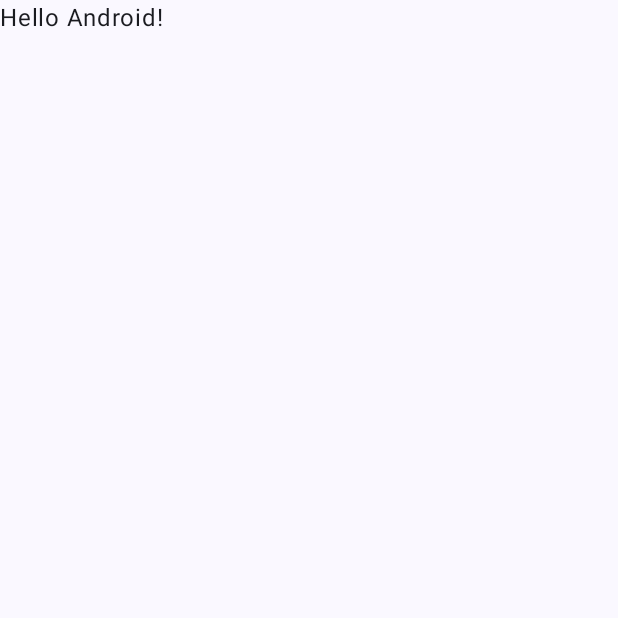
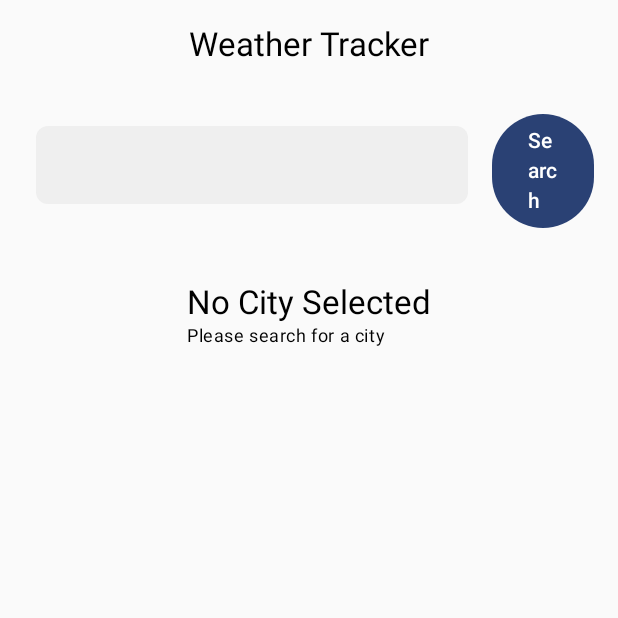
Before and after one commit to StevenNguyenUIT/WeatherAppTest, an Android app built with Jetpack Compose: the screen it shows after launch (MainActivity), on a phone screen of 412 x 824 dp, the top half of it. Before the commit the part shown is almost empty. Run offline under Robolectric (Android 15) with nearby library versions, the phone set to English and light mode, and no system bars.

Commit message:
function done

```diff
--- a/app/src/main/AndroidManifest.xml
+++ b/app/src/main/AndroidManifest.xml
@@ -1,8 +1,10 @@
 <?xml version="1.0" encoding="utf-8"?>
 <manifest xmlns:android="http://schemas.android.com/apk/res/android"
     xmlns:tools="http://schemas.android.com/tools">
+    <uses-permission android:name="android.permission.INTERNET"/>
 
     <application
+        android:name=".WeatherTrackerApp"
         android:allowBackup="true"
         android:dataExtractionRules="@xml/data_extraction_rules"
         android:fullBackupContent="@xml/backup_rules"
--- a/app/src/main/java/com/nhinhnguyenuit/weatherapptest/MainActivity.kt
+++ b/app/src/main/java/com/nhinhnguyenuit/weatherapptest/MainActivity.kt
@@ -4,14 +4,14 @@ import android.os.Bundle
 import androidx.activity.ComponentActivity
 import androidx.activity.compose.setContent
 import androidx.activity.enableEdgeToEdge
-import androidx.compose.foundation.layout.fillMaxSize
-import androidx.compose.foundation.layout.padding
-import androidx.compose.material3.Scaffold
 import androidx.compose.material3.Text
 import androidx.compose.runtime.Composable
 import androidx.compose.ui.Modifier
 import androidx.compose.ui.tooling.preview.Preview
-import com.nhinhnguyenuit.weatherapptest.presentation.ui.theme.WeatherAppTestTheme
+import com.nhinhnguyenuit.weatherapptest.presentation.theme.WeatherAppTestTheme
+import com.nhinhnguyenuit.weatherapptest.presentation.ui.HomeScreen
+import com.nhinhnguyenuit.weatherapptest.presentation.viewmodel.WeatherViewModel
+import org.koin.androidx.compose.koinViewModel
 
 class MainActivity : ComponentActivity() {
     override fun onCreate(savedInstanceState: Bundle?) {
@@ -19,16 +19,17 @@ class MainActivity : ComponentActivity() {
         enableEdgeToEdge()
         setContent {
             WeatherAppTestTheme {
-                Scaffold(modifier = Modifier.fillMaxSize()) { innerPadding ->
-                    Greeting(
-                        name = "Android",
-                        modifier = Modifier.padding(innerPadding)
-                    )
-                }
+                val viewModel = koinViewModel<WeatherViewModel>()
+                HomeScreen(viewModel = viewModel)
             }
         }
     }
 }
+
+//                Scaffold(modifier = Modifier.fillMaxSize()) { innerPadding ->
+//                    val viewModel: WeatherViewModel = koinViewModel()
+//                    HomeScreen(viewModel = viewModel)
+//                }
 
 @Composable
 fun Greeting(name: String, modifier: Modifier = Modifier) {
--- /dev/null
+++ b/app/src/main/java/com/nhinhnguyenuit/weatherapptest/WeatherTrackerApp.kt
@@ -0,0 +1,20 @@
+package com.nhinhnguyenuit.weatherapptest
+
+import android.app.Application
+import com.nhinhnguyenuit.weatherapptest.di.dataStoreModule
+import com.nhinhnguyenuit.weatherapptest.di.netWorkModule
+import com.nhinhnguyenuit.weatherapptest.di.repositoryModule
+import com.nhinhnguyenuit.weatherapptest.di.useCaseModule
+import com.nhinhnguyenuit.weatherapptest.di.viewModelModule
+import org.koin.android.ext.koin.androidContext
+import org.koin.core.context.startKoin
+
+class WeatherTrackerApp: Application() {
+    override fun onCreate() {
+        super.onCreate()
+        startKoin{
+            androidContext(this@WeatherTrackerApp)
+            modules(listOf(netWorkModule, repositoryModule, useCaseModule, dataStoreModule, viewModelModule))
+        }
+    }
+}
--- /dev/null
+++ b/app/src/main/java/com/nhinhnguyenuit/weatherapptest/data/network/WeatherApi.kt
@@ -0,0 +1,13 @@
+package com.nhinhnguyenuit.weatherapptest.data.network
+
+import com.nhinhnguyenuit.weatherapptest.data.model.WeatherResponse
+import retrofit2.http.GET
+import retrofit2.http.Query
+
+interface WeatherApi {
+    @GET("current.json")
+    suspend fun getWeather(
+        @Query("key") apiKey: String,
+        @Query("q") city: String
+    ): WeatherResponse
+}
--- /dev/null
+++ b/app/src/main/java/com/nhinhnguyenuit/weatherapptest/data/repository/WeatherRepository.kt
@@ -0,0 +1,7 @@
+package com.nhinhnguyenuit.weatherapptest.data.repository
+
+import com.nhinhnguyenuit.weatherapptest.data.model.WeatherResponse
+
+interface WeatherRepository {
+    suspend fun fetchWeather(city: String): WeatherResponse
+}
--- /dev/null
+++ b/app/src/main/java/com/nhinhnguyenuit/weatherapptest/data/repository/WeatherRepositoryImpl.kt
@@ -0,0 +1,10 @@
+package com.nhinhnguyenuit.weatherapptest.data.repository
+
+import com.nhinhnguyenuit.weatherapptest.data.network.WeatherApi
+import com.nhinhnguyenuit.weatherapptest.data.model.WeatherResponse
+
+class WeatherRepositoryImpl(private val api: WeatherApi) : WeatherRepository {
+    override suspend fun fetchWeather(city: String): WeatherResponse {
+        return api.getWeather(apiKey = "c9c1cac49aa7471c8b8150253242012", city = city)
+    }
+}
--- /dev/null
+++ b/app/src/main/java/com/nhinhnguyenuit/weatherapptest/di/AppModules.kt
@@ -0,0 +1,41 @@
+package com.nhinhnguyenuit.weatherapptest.di
+
+import com.nhinhnguyenuit.weatherapptest.data.network.WeatherApi
+import com.nhinhnguyenuit.weatherapptest.data.repository.WeatherRepository
+import com.nhinhnguyenuit.weatherapptest.data.repository.WeatherRepositoryImpl
+import com.nhinhnguyenuit.weatherapptest.domain.usecase.GetWeatherUseCase
+import com.nhinhnguyenuit.weatherapptest.presentation.viewmodel.WeatherViewModel
+import com.nhinhnguyenuit.weatherapptest.utils.DataStoreManager
+import org.koin.android.ext.koin.androidContext
+import org.koin.androidx.viewmodel.dsl.viewModel
+import org.koin.dsl.module
+import retrofit2.Retrofit
+import retrofit2.converter.gson.GsonConverterFactory
+
+val netWorkModule = module {
+    single {
+        Retrofit.Builder()
+            .baseUrl("https://api.weatherapi.com/v1/")
+            .addConverterFactory(GsonConverterFactory.create())
+            .build()
+    }
+    single { get<Retrofit>().create(WeatherApi::class.java) }
+}
+
+val repositoryModule = module {
+    single<WeatherRepository> { WeatherRepositoryImpl(get()) }
+}
+
+val useCaseModule = module {
+    factory { GetWeatherUseCase(get()) }
+}
+
+val dataStoreModule = module {
+    single { DataStoreManager(androidContext()) }
+}
+
+val viewModelModule = module {
+    viewModel {
+        WeatherViewModel(get(), get())
+    }
+}
--- a/app/src/main/java/com/nhinhnguyenuit/weatherapptest/presentation/ui/theme/Color.kt
+++ b/app/src/main/java/com/nhinhnguyenuit/weatherapptest/presentation/theme/Color.kt
@@ -1,4 +1,4 @@
-package com.nhinhnguyenuit.weatherapptest.presentation.ui.theme
+package com.nhinhnguyenuit.weatherapptest.presentation.theme
 
 import androidx.compose.ui.graphics.Color
 
--- a/app/src/main/java/com/nhinhnguyenuit/weatherapptest/presentation/ui/theme/Theme.kt
+++ b/app/src/main/java/com/nhinhnguyenuit/weatherapptest/presentation/theme/Theme.kt
@@ -1,4 +1,4 @@
-package com.nhinhnguyenuit.weatherapptest.presentation.ui.theme
+package com.nhinhnguyenuit.weatherapptest.presentation.theme
 
 import android.app.Activity
 import android.os.Build
--- a/app/src/main/java/com/nhinhnguyenuit/weatherapptest/presentation/ui/theme/Type.kt
+++ b/app/src/main/java/com/nhinhnguyenuit/weatherapptest/presentation/theme/Type.kt
@@ -1,4 +1,4 @@
-package com.nhinhnguyenuit.weatherapptest.presentation.ui.theme
+package com.nhinhnguyenuit.weatherapptest.presentation.theme
 
 import androidx.compose.material3.Typography
 import androidx.compose.ui.text.TextStyle
--- /dev/null
+++ b/app/src/main/java/com/nhinhnguyenuit/weatherapptest/presentation/ui/HomeScreen.kt
@@ -0,0 +1,84 @@
+package com.nhinhnguyenuit.weatherapptest.presentation.ui
+
+import androidx.compose.foundation.layout.Column
+import androidx.compose.foundation.layout.Spacer
+import androidx.compose.foundation.layout.fillMaxSize
+import androidx.compose.foundation.layout.height
+import androidx.compose.foundation.layout.padding
+import androidx.compose.material3.CircularProgressIndicator
+import androidx.compose.material3.MaterialTheme
+import androidx.compose.material3.Text
+import androidx.compose.runtime.Composable
+import androidx.compose.runtime.collectAsState
+import androidx.compose.runtime.getValue
+import androidx.compose.runtime.mutableStateOf
+import androidx.compose.runtime.remember
+import androidx.compose.runtime.setValue
+import androidx.compose.ui.Alignment
+import androidx.compose.ui.Modifier
+import androidx.compose.ui.graphics.Color
+import androidx.compose.ui.text.input.TextFieldValue
+import androidx.compose.ui.unit.dp
+import com.nhinhnguyenuit.weatherapptest.presentation.viewmodel.WeatherState
+import com.nhinhnguyenuit.weatherapptest.presentation.viewmodel.WeatherViewModel
+
+@Composable
+fun HomeScreen(viewModel: WeatherViewModel) {
+    val weather by viewModel.weatherState.collectAsState()
+    val savedCity by viewModel.getSavedCity().collectAsState(initial = null)
+    var searchText by remember { mutableStateOf(TextFieldValue("")) }
+    var isSearching by remember { mutableStateOf(false) }
+
+    // Display saved city or prompt user to search
+    val currentCity = savedCity ?: "No city saved"
+
+    Column(modifier = Modifier.fillMaxSize(), horizontalAlignment = Alignment.CenterHorizontally) {
+        Text(
+            text = "Weather Tracker",
+            style = MaterialTheme.typography.titleLarge,
+            modifier = Modifier.padding(16.dp)
+        )
+
+        // Search Bar
+        SearchBar(
+            searchText = searchText,
+            onSearchTextChange = {
+                searchText = it
+            },
+            onSearchSubmit = {
+                // Trigger search function in ViewModel
+                viewModel.loadWeather(searchText.text)
+                isSearching = true
+            }
+        )
+
+        Spacer(modifier = Modifier.height(20.dp))
+
+        // If weather is not loaded, show a loading message or city not found
+        if (weather == null) {
+            Column {
+                Text(text = "No City Selected", style = MaterialTheme.typography.titleLarge)
+                Text(text = "Please search for a city", style = MaterialTheme.typography.bodySmall)
+            }
+        } else {
+            // Display the weather details for the selected city
+            Column(horizontalAlignment = Alignment.CenterHorizontally) {
+                Text(text = currentCity, style = MaterialTheme.typography.titleSmall)
+                Text(text = "Temperature: ${weather?.temperature}°C", style = MaterialTheme.typography.bodySmall)
+                Text(text = "Humidity: ${weather?.humidity}%", style = MaterialTheme.typography.bodyLarge)
+                Text(text = "UV Index: ${weather?.uvIndex}", style = MaterialTheme.typography.bodyLarge)
+                Text(text = "Feels Like: ${weather?.feelsLike}°C", style = MaterialTheme.typography.bodyMedium)
+            }
+        }
+
+        // If the search bar is used and weather is not found, show error message
+        if (isSearching && weather == null) {
+            Text(
+                text = "City not found, try again!",
+                style = MaterialTheme.typography.bodyLarge,
+                color = Color.Red,
+                modifier = Modifier.padding(8.dp)
+            )
+        }
+    }
+}
--- /dev/null
+++ b/app/src/main/java/com/nhinhnguyenuit/weatherapptest/presentation/ui/SearchBar.kt
@@ -0,0 +1,62 @@
+package com.nhinhnguyenuit.weatherapptest.presentation.ui
+
+import androidx.compose.foundation.background
+import androidx.compose.foundation.layout.Arrangement
+import androidx.compose.foundation.layout.Row
+import androidx.compose.foundation.layout.Spacer
+import androidx.compose.foundation.layout.fillMaxWidth
+import androidx.compose.foundation.layout.padding
+import androidx.compose.foundation.layout.width
+import androidx.compose.foundation.text.BasicTextField
+import androidx.compose.foundation.text.KeyboardActions
+import androidx.compose.foundation.text.KeyboardOptions
+import androidx.compose.material3.Button
+import androidx.compose.material3.MaterialTheme
+import androidx.compose.material3.Text
+import androidx.compose.material3.TextField
+import androidx.compose.runtime.Composable
+import androidx.compose.runtime.getValue
+import androidx.compose.runtime.mutableStateOf
+import androidx.compose.runtime.remember
+import androidx.compose.runtime.rememberCoroutineScope
+import androidx.compose.runtime.setValue
+import androidx.compose.ui.Alignment
+import androidx.compose.ui.Modifier
+import androidx.compose.ui.graphics.Color
+import androidx.compose.ui.text.input.ImeAction
+import androidx.compose.ui.text.input.TextFieldValue
+import androidx.compose.ui.unit.dp
+import kotlinx.coroutines.launch
+
+@Composable
+fun SearchBar(
+    searchText: TextFieldValue,
+    onSearchTextChange: (TextFieldValue) -> Unit,
+    onSearchSubmit: () -> Unit
+) {
+    Row(modifier = Modifier.fillMaxWidth().padding(16.dp), horizontalArrangement = Arrangement.Center) {
+        BasicTextField(
+            value = searchText,
+            onValueChange = onSearchTextChange,
+            textStyle = MaterialTheme.typography.bodyMedium,
+            keyboardOptions = KeyboardOptions.Default.copy(imeAction = ImeAction.Search),
+            keyboardActions = KeyboardActions(onSearch = {
+                onSearchSubmit()
+            }),
+            modifier = Modifier
+                .fillMaxWidth(0.8f)
+                .padding(8.dp)
+                .background(Color.Gray.copy(alpha = 0.1f), shape = MaterialTheme.shapes.small)
+                .padding(16.dp)
+        )
+
+        Spacer(modifier = Modifier.width(8.dp))
+
+        Button(
+            onClick = { onSearchSubmit() },
+            modifier = Modifier.align(Alignment.CenterVertically)
+        ) {
+            Text("Search")
+        }
+    }
+}
--- /dev/null
+++ b/app/src/main/java/com/nhinhnguyenuit/weatherapptest/presentation/viewmodel/WeatherViewModel.kt
@@ -0,0 +1,73 @@
+package com.nhinhnguyenuit.weatherapptest.presentation.viewmodel
+
+import android.content.Context
+import android.util.Log
+import androidx.compose.runtime.MutableState
+import androidx.compose.runtime.mutableStateOf
+import androidx.lifecycle.LiveData
+import androidx.lifecycle.MutableLiveData
+import androidx.lifecycle.ViewModel
+import androidx.lifecycle.viewModelScope
+import com.nhinhnguyenuit.weatherapptest.utils.DataStoreManager
+import com.nhinhnguyenuit.weatherapptest.data.model.WeatherResponse
+import com.nhinhnguyenuit.weatherapptest.domain.model.Weather
+import com.nhinhnguyenuit.weatherapptest.domain.usecase.GetWeatherUseCase
+import kotlinx.coroutines.flow.MutableStateFlow
+import kotlinx.coroutines.flow.StateFlow
+import kotlinx.coroutines.flow.firstOrNull
+import kotlinx.coroutines.launch
+import kotlin.contracts.contract
+
+sealed class WeatherState {
+    object Loading : WeatherState()
+    data class Success(val weather: Weather) : WeatherState()
+    data class Error(val message: String) : WeatherState()
+}
+
+class WeatherViewModel(
+    private val getWeatherUseCase: GetWeatherUseCase,
+    private val dataStoreManager: DataStoreManager,
+): ViewModel() {
+    private val _weatherState = MutableStateFlow<Weather?>(null)
+    val weatherState: StateFlow<Weather?> = _weatherState
+
+    private val _cityState = MutableStateFlow<String?>(null)
+    val cityState: StateFlow<String?> = _cityState
+
+    init {
+        // Fetch city from DataStore on initialization
+        viewModelScope.launch {
+            val savedCity = dataStoreManager.getCity()
+            if (savedCity != null) {
+                _cityState.value = savedCity
+                loadWeather(savedCity)
+            } else {
+//                _weatherState.value = WeatherState.Error("City not found. Try again.")
+            }
+        }
+    }
+
+    fun loadWeather(city: String) {
+        viewModelScope.launch {
+            try {
+                // Log the request to check if it's being called
+                Log.d("WeatherViewModel", "Fetching weather for: $city")
+                val weatherData = getWeatherUseCase(city)
+                if (weatherData != null) {
+                    _weatherState.value = weatherData
+                    dataStoreManager.saveCity(city)
+                    Log.d("WeatherViewModel", "Weather data loaded successfully")
+                } else {
+                    Log.e("WeatherViewModel", "Weather data not found")
+                    _weatherState.value = null
+                }
+            } catch (e: Exception) {
+                Log.e("WeatherViewModel", "Error fetching weather: ${e.message}")
+                _weatherState.value = null
+            }
+
+        }
+    }
+
+    fun getSavedCity() = dataStoreManager.selectedCity
+}
--- /dev/null
+++ b/app/src/main/java/com/nhinhnguyenuit/weatherapptest/utils/DataStoreManager.kt
@@ -0,0 +1,34 @@
+package com.nhinhnguyenuit.weatherapptest.utils
+
+import android.content.Context
+import androidx.datastore.preferences.core.Preferences
+import androidx.datastore.preferences.core.edit
+import androidx.datastore.preferences.core.stringPreferencesKey
+import androidx.datastore.preferences.preferencesDataStore
+import kotlinx.coroutines.flow.Flow
+import kotlinx.coroutines.flow.first
+import kotlinx.coroutines.flow.map
+
+
+class DataStoreManager(private val context: Context){
+    private val Context.dataStore by preferencesDataStore(name = "weather_prefs")
+
+    companion object {
+        val SELECTED_CITY = stringPreferencesKey("selected_city")
+    }
+
+    suspend fun saveCity(city: String){
+        context.dataStore.edit { preferences ->
+            preferences[SELECTED_CITY] = city
+        }
+    }
+
+    suspend fun getCity(): String? {
+        val preferences = context.dataStore.data.first()
+        return preferences[SELECTED_CITY]
+    }
+
+    val selectedCity: Flow<String?> = context.dataStore.data.map {
+        preferences -> preferences[SELECTED_CITY]
+    }
+}
```
Also changed, not shown: app/src/main/java/com/nhinhnguyenuit/weatherapptest/data/model/WeatherResponse.kt (added, +24 -0 lines), app/src/main/java/com/nhinhnguyenuit/weatherapptest/domain/model/Weather.kt (added, +12 -0 lines), app/src/main/java/com/nhinhnguyenuit/weatherapptest/domain/usecase/GetWeatherUseCase.kt (added, +20 -0 lines), app/src/main/java/com/nhinhnguyenuit/weatherapptest/presentation/ui/WeatherDetails.kt (added, +28 -0 lines).
